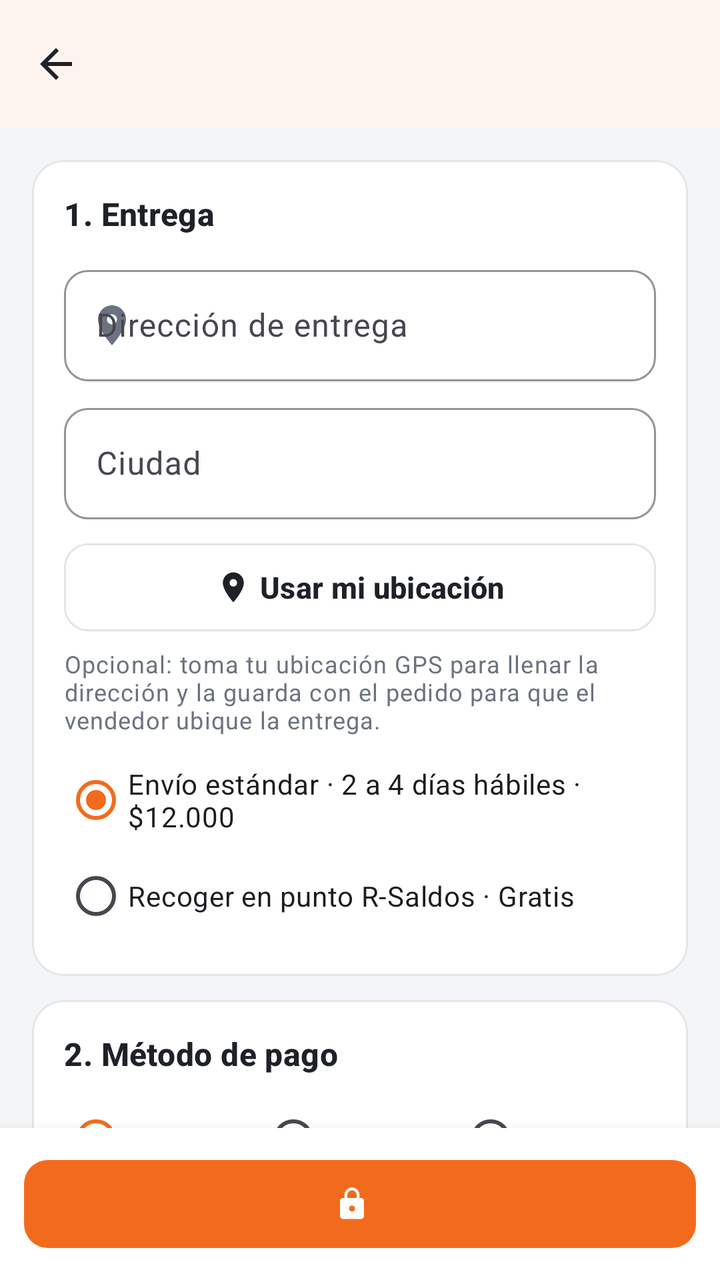
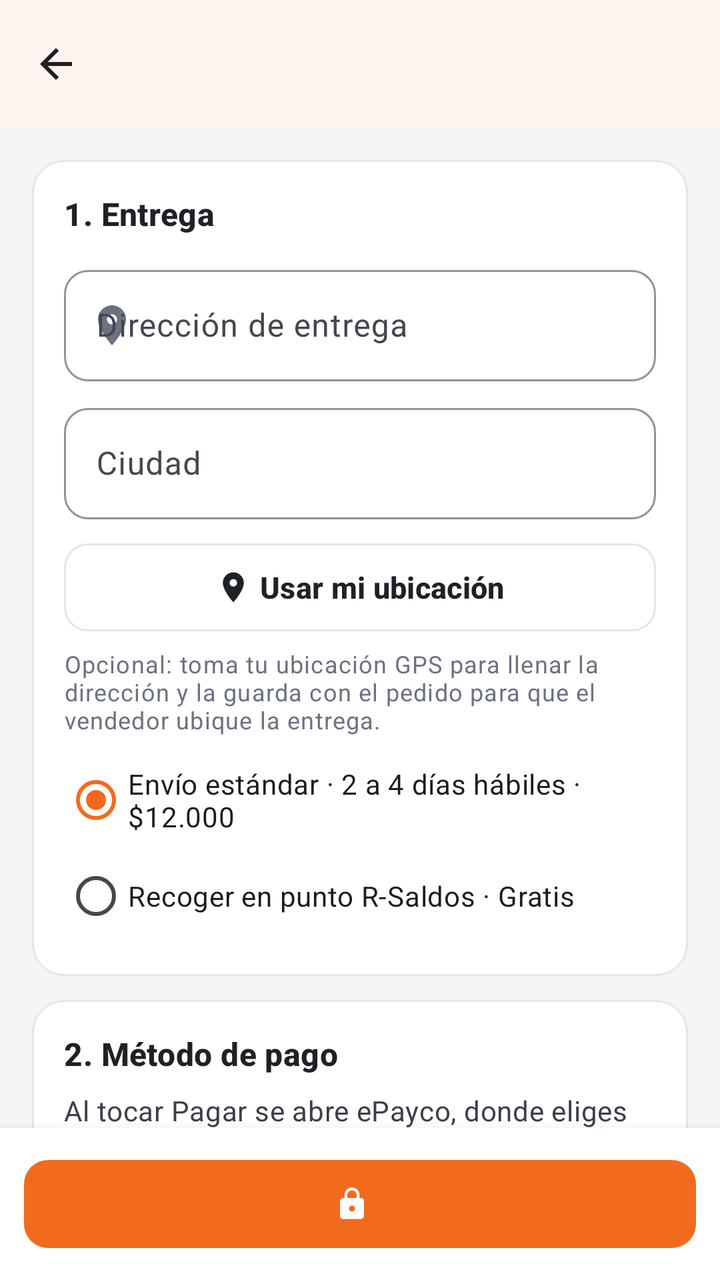

Two renders of the same Android screen: before a commit and after it. Below are the layout's source before the change and the commit's diff.
<!-- AndroidManifest.xml: application theme Theme.RSaldos -->
<!-- res/layout/activity_checkout.xml -->
<?xml version="1.0" encoding="utf-8"?>
<LinearLayout xmlns:android="http://schemas.android.com/apk/res/android"
    xmlns:app="http://schemas.android.com/apk/res-auto"
    android:layout_width="match_parent"
    android:layout_height="match_parent"
    android:background="@color/rs_gray_light"
    android:orientation="vertical">

    <include
        android:id="@+id/appBar"
        layout="@layout/view_toolbar" />

    <androidx.core.widget.NestedScrollView
        android:layout_width="match_parent"
        android:layout_height="0dp"
        android:layout_weight="1">

        <LinearLayout
            android:layout_width="match_parent"
            android:layout_height="wrap_content"
            android:orientation="vertical"
            android:padding="@dimen/space_l">

            <com.google.android.material.card.MaterialCardView
                android:layout_width="match_parent"
                android:layout_height="wrap_content">

                <LinearLayout
                    android:layout_width="match_parent"
                    android:layout_height="wrap_content"
                    android:orientation="vertical"
                    android:padding="@dimen/space_l">

                    <TextView
                        android:layout_width="match_parent"
                        android:layout_height="wrap_content"
                        android:text="@string/checkout_step_delivery"
                        android:textAppearance="@style/TextAppearance.RSaldos.Subtitle" />

                    <com.google.android.material.textfield.TextInputLayout
                        android:id="@+id/tilAddress"
                        android:layout_width="match_parent"
                        android:layout_height="wrap_content"
                        android:layout_marginTop="@dimen/space_m"
                        android:hint="@string/field_address"
                        app:startIconDrawable="@drawable/ic_location">

                        <com.google.android.material.textfield.TextInputEditText
                            android:id="@+id/etAddress"
                            android:layout_width="match_parent"
                            android:layout_height="wrap_content"
                            android:inputType="textPostalAddress" />
                    </com.google.android.material.textfield.TextInputLayout>

                    <com.google.android.material.textfield.TextInputLayout
                        android:id="@+id/tilCity"
                        android:layout_width="match_parent"
                        android:layout_height="wrap_content"
                        android:layout_marginTop="@dimen/space_s"
                        android:hint="@string/field_city">

                        <com.google.android.material.textfield.TextInputEditText
                            android:id="@+id/etCity"
                            android:layout_width="match_parent"
                            android:layout_height="wrap_content"
                            android:inputType="textCapWords" />
                    </com.google.android.material.textfield.TextInputLayout>

                    <com.google.android.material.button.MaterialButton
                        android:id="@+id/btnUseLocation"
                        style="@style/Widget.RSaldos.Button.Outlined"
                        android:layout_width="match_parent"
                        android:layout_height="wrap_content"
                        android:layout_marginTop="@dimen/space_s"
                        android:text="@string/checkout_use_location"
                        app:icon="@drawable/ic_location"
                        app:iconGravity="textStart" />

                    <TextView
                        android:id="@+id/tvLocationStatus"
                        android:layout_width="match_parent"
                        android:layout_height="wrap_content"
                        android:layout_marginTop="@dimen/space_xs"
                        android:text="@string/checkout_location_purpose"
                        android:textAppearance="@style/TextAppearance.RSaldos.Caption" />

                    <RadioGroup
                        android:id="@+id/rgDelivery"
                        android:layout_width="match_parent"
                        android:layout_height="wrap_content"
                        android:layout_marginTop="@dimen/space_s">

                        <com.google.android.material.radiobutton.MaterialRadioButton
                            android:id="@+id/rbStandard"
                            android:layout_width="match_parent"
                            android:layout_height="wrap_content"
                            android:checked="true"
                            android:text="@string/checkout_delivery_standard" />

                        <com.google.android.material.radiobutton.MaterialRadioButton
                            android:id="@+id/rbPickup"
                            android:layout_width="match_parent"
                            android:layout_height="wrap_content"
                            android:text="@string/checkout_delivery_pickup" />
                    </RadioGroup>
                </LinearLayout>
            </com.google.android.material.card.MaterialCardView>

            <com.google.android.material.card.MaterialCardView
                android:layout_width="match_parent"
                android:layout_height="wrap_content"
                android:layout_marginTop="@dimen/space_m">

                <LinearLayout
                    android:layout_width="match_parent"
                    android:layout_height="wrap_content"
                    android:orientation="vertical"
                    android:padding="@dimen/space_l">

                    <TextView
                        android:layout_width="match_parent"
                        android:layout_height="wrap_content"
                        android:text="@string/checkout_step_payment"
                        android:textAppearance="@style/TextAppearance.RSaldos.Subtitle" />

                    <RadioGroup
                        android:id="@+id/rgPayment"
                        android:layout_width="match_parent"
                        android:layout_height="wrap_content"
                        android:layout_marginTop="@dimen/space_s"
                        android:orientation="horizontal">

                        <com.google.android.material.radiobutton.MaterialRadioButton
                            android:id="@+id/rbCard"
                            android:layout_width="0dp"
                            android:layout_height="wrap_content"
                            android:layout_weight="1"
                            android:checked="true"
                            android:text="@string/pay_card" />

                        <com.google.android.material.radiobutton.MaterialRadioButton
                            android:id="@+id/rbPse"
                            android:layout_width="0dp"
                            android:layout_height="wrap_content"
                            android:layout_weight="1"
                            android:text="@string/pay_pse" />

                        <com.google.android.material.radiobutton.MaterialRadioButton
                            android:id="@+id/rbNequi"
                            android:layout_width="0dp"
                            android:layout_height="wrap_content"
                            android:layout_weight="1"
                            android:text="@string/pay_nequi" />
                    </RadioGroup>

                    <TextView
                        android:layout_width="match_parent"
                        android:layout_height="wrap_content"
                        android:layout_marginTop="@dimen/space_s"
                        android:background="@drawable/bg_soft_orange"
                        android:drawablePadding="@dimen/space_s"
                        android:gravity="center_vertical"
                        android:padding="@dimen/space_m"
                        android:text="@string/checkout_tokenized"
                        android:textAppearance="@style/TextAppearance.RSaldos.Caption"
                        app:drawableStartCompat="@drawable/ic_lock"
                        app:drawableTint="@color/rs_orange" />

                    <LinearLayout
                        android:id="@+id/layoutCard"
                        android:layout_width="match_parent"
                        android:layout_height="wrap_content"
                        android:orientation="vertical">

                        <com.google.android.material.textfield.TextInputLayout
                            android:id="@+id/tilCardNumber"
                            android:layout_width="match_parent"
                            android:layout_height="wrap_content"
                            android:layout_marginTop="@dimen/space_m"
                            android:hint="@string/field_card_number"
                            app:helperText="@string/checkout_card_hint"
                            app:startIconDrawable="@drawable/ic_credit_card">

                            <com.google.android.material.textfield.TextInputEditText
                                android:id="@+id/etCardNumber"
                                android:layout_width="match_parent"
                                android:layout_height="wrap_content"
                                android:inputType="number"
                                android:maxLength="19" />
                        </com.google.android.material.textfield.TextInputLayout>

                        <LinearLayout
                            android:layout_width="match_parent"
                            android:layout_height="wrap_content"
                            android:layout_marginTop="@dimen/space_s"
                            android:orientation="horizontal">

                            <com.google.android.material.textfield.TextInputLayout
                                android:id="@+id/tilExpiry"
                                android:layout_width="0dp"
                                android:layout_height="wrap_content"
                                android:layout_marginEnd="@dimen/space_s"
                                android:layout_weight="1"
                                android:hint="@string/field_expiry">

                                <com.google.android.material.textfield.TextInputEditText
                                    android:id="@+id/etExpiry"
                                    android:layout_width="match_parent"
                                    android:layout_height="wrap_content"
                                    android:inputType="text"
                                    android:maxLength="5" />
                            </com.google.android.material.textfield.TextInputLayout>

                            <com.google.android.material.textfield.TextInputLayout
                                android:id="@+id/tilCvv"
                                android:layout_width="0dp"
                                android:layout_height="wrap_content"
                                android:layout_weight="1"
                                android:hint="@string/field_cvv"
                                app:endIconMode="password_toggle">

                                <com.google.android.material.textfield.TextInputEditText
                                    android:id="@+id/etCvv"
                                    android:layout_width="match_parent"
                                    android:layout_height="wrap_content"
                                    android:inputType="numberPassword"
                                    android:maxLength="4" />
                            </com.google.android.material.textfield.TextInputLayout>
                        </LinearLayout>

                        <com.google.android.material.textfield.TextInputLayout
                            android:id="@+id/tilCardName"
                            android:layout_width="match_parent"
                            android:layout_height="wrap_content"
                            android:layout_marginTop="@dimen/space_s"
                            android:hint="@string/field_card_name">

                            <com.google.android.material.textfield.TextInputEditText
                                android:id="@+id/etCardName"
                                android:layout_width="match_parent"
                                android:layout_height="wrap_content"
                                android:inputType="textCapCharacters" />
                        </com.google.android.material.textfield.TextInputLayout>
                    </LinearLayout>

                    <TextView
                        android:id="@+id/tvAltPayment"
                        android:layout_width="match_parent"
                        android:layout_height="wrap_content"
                        android:layout_marginTop="@dimen/space_m"
                        android:textAppearance="@style/TextAppearance.RSaldos.Body"
                        android:visibility="gone" />
                </LinearLayout>
            </com.google.android.material.card.MaterialCardView>

            <com.google.android.material.card.MaterialCardView
                android:layout_width="match_parent"
                android:layout_height="wrap_content"
                android:layout_marginTop="@dimen/space_m">

                <LinearLayout
                    android:layout_width="match_parent"
                    android:layout_height="wrap_content"
                    android:orientation="vertical"
                    android:padding="@dimen/space_l">

                    <TextView
                        android:layout_width="match_parent"
                        android:layout_height="wrap_content"
                        android:text="@string/checkout_step_summary"
                        android:textAppearance="@style/TextAppearance.RSaldos.Subtitle" />

                    <TextView
                        android:id="@+id/tvItems"
                        android:layout_width="match_parent"
                        android:layout_height="wrap_content"
                        android:layout_marginTop="@dimen/space_s"
                        android:lineSpacingExtra="4dp"
                        android:textAppearance="@style/TextAppearance.RSaldos.Body" />

                    <View
                        android:layout_width="match_parent"
                        android:layout_height="1dp"
                        android:layout_marginTop="@dimen/space_s"
                        android:background="@color/rs_gray_line" />

                    <TextView
                        android:id="@+id/tvSummary"
                        android:layout_width="match_parent"
                        android:layout_height="wrap_content"
                        android:layout_marginTop="@dimen/space_s"
                        android:lineSpacingExtra="4dp"
                        android:textAppearance="@style/TextAppearance.RSaldos.Body" />

                    <com.google.android.material.checkbox.MaterialCheckBox
                        android:id="@+id/cbTerms"
                        android:layout_width="match_parent"
                        android:layout_height="wrap_content"
                        android:layout_marginTop="@dimen/space_s"
                        android:text="@string/checkout_terms" />
                </LinearLayout>
            </com.google.android.material.card.MaterialCardView>
        </LinearLayout>
    </androidx.core.widget.NestedScrollView>

    <LinearLayout
        android:layout_width="match_parent"
        android:layout_height="wrap_content"
        android:background="@color/rs_white"
        android:elevation="8dp"
        android:padding="@dimen/space_m">

        <com.google.android.material.button.MaterialButton
            android:id="@+id/btnPay"
            android:layout_width="match_parent"
            android:layout_height="wrap_content"
            app:icon="@drawable/ic_lock"
            app:iconGravity="textStart"
            app:iconTint="@color/rs_white" />
    </LinearLayout>
</LinearLayout>
<!-- res/layout/view_toolbar.xml (included above) -->
<?xml version="1.0" encoding="utf-8"?>
<com.google.android.material.appbar.MaterialToolbar xmlns:android="http://schemas.android.com/apk/res/android"
    xmlns:app="http://schemas.android.com/apk/res-auto"
    android:layout_width="match_parent"
    android:layout_height="?attr/actionBarSize"
    android:background="@color/rs_white"
    android:elevation="2dp"
    app:navigationIcon="@drawable/ic_back" />
<!-- resources referenced by this layout -->
<resources>
  <color name="rs_gray_light">#F4F5F7</color>
  <color name="rs_gray_line">#E3E5E9</color>
  <color name="rs_orange">#F26B1D</color>
  <color name="rs_white">#FFFFFF</color>
  <dimen name="space_l">16dp</dimen>
  <dimen name="space_m">12dp</dimen>
  <dimen name="space_s">8dp</dimen>
  <dimen name="space_xs">4dp</dimen>
  <!-- drawable ic_credit_card (drawable) -->
  <?xml version="1.0" encoding="utf-8"?>
  <vector xmlns:android="http://schemas.android.com/apk/res/android"
      android:width="24dp"
      android:height="24dp"
      android:viewportWidth="24"
      android:viewportHeight="24"
      android:tint="@color/rs_graphite">
      <path
          android:fillColor="@android:color/white"
          android:pathData="M20,4H4c-1.11,0 -1.99,0.89 -1.99,2L2,18c0,1.11 0.89,2 2,2h16c1.11,0 2,-0.89 2,-2V6c0,-1.11 -0.89,-2 -2,-2zM20,18H4v-6h16v6zM20,8H4V6h16v2z" />
  </vector>
  <string name="checkout_card_hint">Prueba: 4242 4242 4242 4242 (aprobada) · 4000 0000 0000 0002 (rechazada)</string>
  <string name="checkout_delivery_pickup">Recoger en punto R-Saldos · Gratis</string>
  <string name="checkout_delivery_standard">Envío estándar · 2 a 4 días hábiles · $12.000</string>
  <string name="checkout_location_purpose">Opcional: toma tu ubicación GPS para llenar la dirección y la guarda con el pedido para que el vendedor ubique la entrega.</string>
  <string name="checkout_step_delivery">1. Entrega</string>
  <string name="checkout_step_payment">2. Método de pago</string>
  <string name="checkout_step_summary">3. Resumen</string>
  <string name="checkout_terms">Acepto los términos, la garantía informada y la política de retracto.</string>
  <string name="checkout_tokenized">Pago seguro con ePayco: los datos de tu tarjeta se escriben en el formulario certificado de ePayco; R-Saldos no los recibe ni los guarda.</string>
  <string name="checkout_use_location">Usar mi ubicación</string>
  <string name="field_address">Dirección de entrega</string>
  <string name="field_card_name">Nombre en la tarjeta</string>
  <string name="field_card_number">Número de tarjeta</string>
  <string name="field_city">Ciudad</string>
  <string name="field_cvv">CVV</string>
  <string name="field_expiry">Vence (MM/AA)</string>
  <string name="pay_card">Tarjeta</string>
  <string name="pay_nequi">Nequi</string>
  <string name="pay_pse">PSE</string>
  <style name="TextAppearance.RSaldos.Body" parent="TextAppearance.Material3.BodyMedium">
          <item name="android:textColor">@color/rs_graphite_soft</item>
          <item name="android:textSize">@dimen/text_body</item>
      </style>
  <style name="TextAppearance.RSaldos.Caption" parent="TextAppearance.Material3.BodySmall">
          <item name="android:textColor">@color/rs_gray_text</item>
          <item name="android:textSize">@dimen/text_caption</item>
      </style>
  <color name="rs_orange_soft">#FFF1E8</color>
  <dimen name="radius_m">12dp</dimen>
  <color name="rs_graphite">#1E2227</color>
  <color name="rs_graphite_soft">#3A4048</color>
  <dimen name="text_body">14sp</dimen>
  <color name="rs_gray_text">#6B7280</color>
  <dimen name="text_caption">12sp</dimen>
  <dimen name="text_subtitle">16sp</dimen>
  <dimen name="button_height">52dp</dimen>
  <color name="rs_orange_dark">#D85A10</color>
  <color name="rs_red">#D93838</color>
  <style name="Widget.RSaldos.Toolbar" parent="Widget.Material3.Toolbar">
          <item name="titleTextAppearance">@style/TextAppearance.RSaldos.Title</item>
      </style>
  <dimen name="radius_l">16dp</dimen>
  <style name="TextAppearance.RSaldos.Title" parent="TextAppearance.Material3.TitleLarge">
          <item name="android:textColor">@color/rs_graphite</item>
          <item name="android:textStyle">bold</item>
          <item name="android:textSize">@dimen/text_title</item>
      </style>
  <dimen name="text_title">20sp</dimen>
  <!-- unchanged entries left out for length: 11 -->
</resources>

<!-- the commit's change to res/layout/activity_checkout.xml (unified diff, before → after) -->
@@ -84,6 +84,16 @@
                         android:text="@string/checkout_location_purpose"
                         android:textAppearance="@style/TextAppearance.RSaldos.Caption" />
 
+                    <com.google.android.material.button.MaterialButton
+                        android:id="@+id/btnOpenMap"
+                        style="@style/Widget.RSaldos.Button.Text"
+                        android:layout_width="wrap_content"
+                        android:layout_height="wrap_content"
+                        android:text="@string/checkout_open_map"
+                        android:visibility="gone"
+                        app:icon="@drawable/ic_location"
+                        app:iconGravity="textStart" />
+
                     <RadioGroup
                         android:id="@+id/rgDelivery"
                         android:layout_width="match_parent"
@@ -123,35 +133,12 @@
                         android:text="@string/checkout_step_payment"
                         android:textAppearance="@style/TextAppearance.RSaldos.Subtitle" />
 
-                    <RadioGroup
-                        android:id="@+id/rgPayment"
-                        android:layout_width="match_parent"
-                        android:layout_height="wrap_content"
-                        android:layout_marginTop="@dimen/space_s"
-                        android:orientation="horizontal">
-
-                        <com.google.android.material.radiobutton.MaterialRadioButton
-                            android:id="@+id/rbCard"
-                            android:layout_width="0dp"
-                            android:layout_height="wrap_content"
-                            android:layout_weight="1"
-                            android:checked="true"
-                            android:text="@string/pay_card" />
-
-                        <com.google.android.material.radiobutton.MaterialRadioButton
-                            android:id="@+id/rbPse"
-                            android:layout_width="0dp"
-                            android:layout_height="wrap_content"
-                            android:layout_weight="1"
-                            android:text="@string/pay_pse" />
-
-                        <com.google.android.material.radiobutton.MaterialRadioButton
-                            android:id="@+id/rbNequi"
-                            android:layout_width="0dp"
-                            android:layout_height="wrap_content"
-                            android:layout_weight="1"
-                            android:text="@string/pay_nequi" />
-                    </RadioGroup>
+                    <TextView
+                        android:layout_width="match_parent"
+                        android:layout_height="wrap_content"
+                        android:layout_marginTop="@dimen/space_s"
+                        android:text="@string/checkout_epayco_info"
+                        android:textAppearance="@style/TextAppearance.RSaldos.Body" />
 
                     <TextView
                         android:layout_width="match_parent"
@@ -166,90 +153,12 @@
                         app:drawableStartCompat="@drawable/ic_lock"
                         app:drawableTint="@color/rs_orange" />
 
-                    <LinearLayout
-                        android:id="@+id/layoutCard"
-                        android:layout_width="match_parent"
-                        android:layout_height="wrap_content"
-                        android:orientation="vertical">
-
-                        <com.google.android.material.textfield.TextInputLayout
-                            android:id="@+id/tilCardNumber"
-                            android:layout_width="match_parent"
-                            android:layout_height="wrap_content"
-                            android:layout_marginTop="@dimen/space_m"
-                            android:hint="@string/field_card_number"
-                            app:helperText="@string/checkout_card_hint"
-                            app:startIconDrawable="@drawable/ic_credit_card">
-
-                            <com.google.android.material.textfield.TextInputEditText
-                                android:id="@+id/etCardNumber"
-                                android:layout_width="match_parent"
-                                android:layout_height="wrap_content"
-                                android:inputType="number"
-                                android:maxLength="19" />
-                        </com.google.android.material.textfield.TextInputLayout>
-
-                        <LinearLayout
-                            android:layout_width="match_parent"
-                            android:layout_height="wrap_content"
-                            android:layout_marginTop="@dimen/space_s"
-                            android:orientation="horizontal">
-
-                            <com.google.android.material.textfield.TextInputLayout
-                                android:id="@+id/tilExpiry"
-                                android:layout_width="0dp"
-                                android:layout_height="wrap_content"
-                                android:layout_marginEnd="@dimen/space_s"
-                                android:layout_weight="1"
-                                android:hint="@string/field_expiry">
-
-                                <com.google.android.material.textfield.TextInputEditText
-                                    android:id="@+id/etExpiry"
-                                    android:layout_width="match_parent"
-                                    android:layout_height="wrap_content"
-                                    android:inputType="text"
-                                    android:maxLength="5" />
-                            </com.google.android.material.textfield.TextInputLayout>
-
-                            <com.google.android.material.textfield.TextInputLayout
-                                android:id="@+id/tilCvv"
-                                android:layout_width="0dp"
-                                android:layout_height="wrap_content"
-                                android:layout_weight="1"
-                                android:hint="@string/field_cvv"
-                                app:endIconMode="password_toggle">
-
-                                <com.google.android.material.textfield.TextInputEditText
-                                    android:id="@+id/etCvv"
-                                    android:layout_width="match_parent"
-                                    android:layout_height="wrap_content"
-                                    android:inputType="numberPassword"
-                                    android:maxLength="4" />
-                            </com.google.android.material.textfield.TextInputLayout>
-                        </LinearLayout>
-
-                        <com.google.android.material.textfield.TextInputLayout
-                            android:id="@+id/tilCardName"
-                            android:layout_width="match_parent"
-                            android:layout_height="wrap_content"
-                            android:layout_marginTop="@dimen/space_s"
-                            android:hint="@string/field_card_name">
-
-                            <com.google.android.material.textfield.TextInputEditText
-                                android:id="@+id/etCardName"
-                                android:layout_width="match_parent"
-                                android:layout_height="wrap_content"
-                                android:inputType="textCapCharacters" />
-                        </com.google.android.material.textfield.TextInputLayout>
-                    </LinearLayout>
-
-                    <TextView
-                        android:id="@+id/tvAltPayment"
-                        android:layout_width="match_parent"
-                        android:layout_height="wrap_content"
-                        android:layout_marginTop="@dimen/space_m"
-                        android:textAppearance="@style/TextAppearance.RSaldos.Body"
-                        android:visibility="gone" />
+                    <TextView
+                        android:id="@+id/tvEpaycoMode"
+                        android:layout_width="match_parent"
+                        android:layout_height="wrap_content"
+                        android:layout_marginTop="@dimen/space_s"
+                        android:textAppearance="@style/TextAppearance.RSaldos.Caption" />
                 </LinearLayout>
             </com.google.android.material.card.MaterialCardView>
 
<!-- resource entries referenced after the edit -->
@@ -8,22 +8,11 @@
   <dimen name="space_m">12dp</dimen>
   <dimen name="space_s">8dp</dimen>
   <dimen name="space_xs">4dp</dimen>
-  <!-- drawable ic_credit_card (drawable) -->
-  <?xml version="1.0" encoding="utf-8"?>
-  <vector xmlns:android="http://schemas.android.com/apk/res/android"
-      android:width="24dp"
-      android:height="24dp"
-      android:viewportWidth="24"
-      android:viewportHeight="24"
-      android:tint="@color/rs_graphite">
-      <path
-          android:fillColor="@android:color/white"
-          android:pathData="M20,4H4c-1.11,0 -1.99,0.89 -1.99,2L2,18c0,1.11 0.89,2 2,2h16c1.11,0 2,-0.89 2,-2V6c0,-1.11 -0.89,-2 -2,-2zM20,18H4v-6h16v6zM20,8H4V6h16v2z" />
-  </vector>
-  <string name="checkout_card_hint">Prueba: 4242 4242 4242 4242 (aprobada) · 4000 0000 0000 0002 (rechazada)</string>
   <string name="checkout_delivery_pickup">Recoger en punto R-Saldos · Gratis</string>
   <string name="checkout_delivery_standard">Envío estándar · 2 a 4 días hábiles · $12.000</string>
+  <string name="checkout_epayco_info">Al tocar Pagar se abre ePayco, donde eliges tarjeta de crédito o débito, PSE, Nequi, Daviplata u otro medio.</string>
   <string name="checkout_location_purpose">Opcional: toma tu ubicación GPS para llenar la dirección y la guarda con el pedido para que el vendedor ubique la entrega.</string>
+  <string name="checkout_open_map">Ver en el mapa</string>
   <string name="checkout_step_delivery">1. Entrega</string>
   <string name="checkout_step_payment">2. Método de pago</string>
   <string name="checkout_step_summary">3. Resumen</string>
@@ -31,14 +20,7 @@
   <string name="checkout_tokenized">Pago seguro con ePayco: los datos de tu tarjeta se escriben en el formulario certificado de ePayco; R-Saldos no los recibe ni los guarda.</string>
   <string name="checkout_use_location">Usar mi ubicación</string>
   <string name="field_address">Dirección de entrega</string>
-  <string name="field_card_name">Nombre en la tarjeta</string>
-  <string name="field_card_number">Número de tarjeta</string>
   <string name="field_city">Ciudad</string>
-  <string name="field_cvv">CVV</string>
-  <string name="field_expiry">Vence (MM/AA)</string>
-  <string name="pay_card">Tarjeta</string>
-  <string name="pay_nequi">Nequi</string>
-  <string name="pay_pse">PSE</string>
   <style name="TextAppearance.RSaldos.Body" parent="TextAppearance.Material3.BodyMedium">
           <item name="android:textColor">@color/rs_graphite_soft</item>
           <item name="android:textSize">@dimen/text_body</item>
@@ -46,6 +28,11 @@
   <style name="TextAppearance.RSaldos.Caption" parent="TextAppearance.Material3.BodySmall">
           <item name="android:textColor">@color/rs_gray_text</item>
           <item name="android:textSize">@dimen/text_caption</item>
+      </style>
+  <style name="Widget.RSaldos.Button.Text" parent="Widget.Material3.Button.TextButton">
+          <item name="android:textColor">@color/rs_orange</item>
+          <item name="android:textAllCaps">false</item>
+          <item name="android:textStyle">bold</item>
       </style>
   <color name="rs_orange_soft">#FFF1E8</color>
   <dimen name="radius_m">12dp</dimen>
